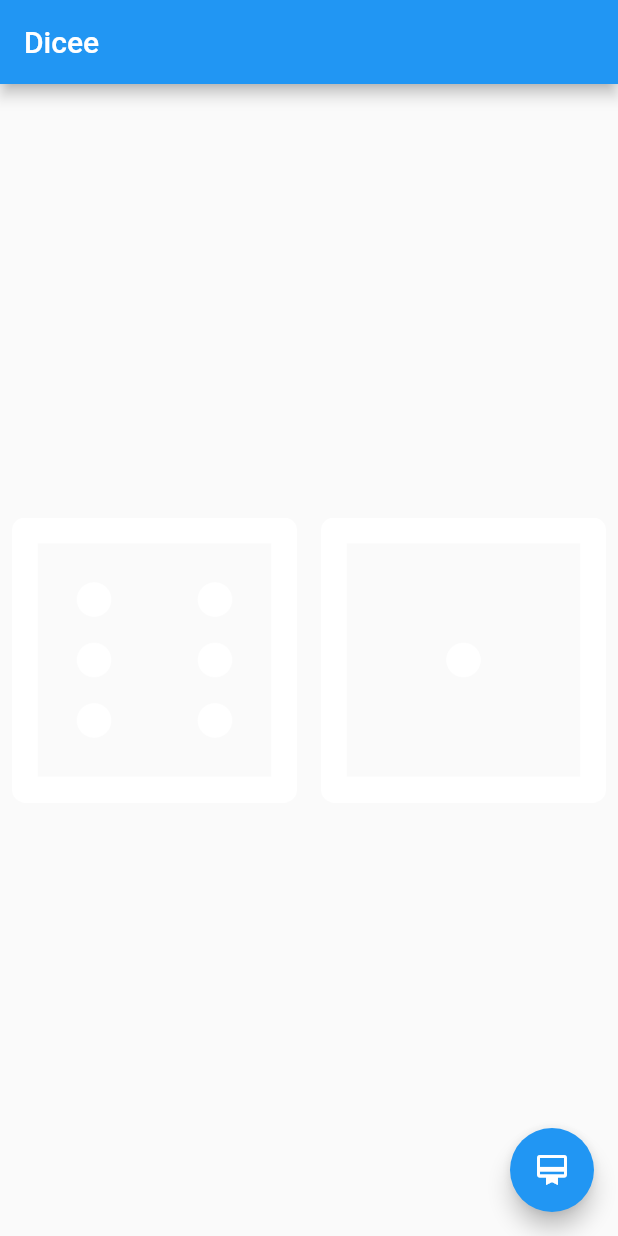
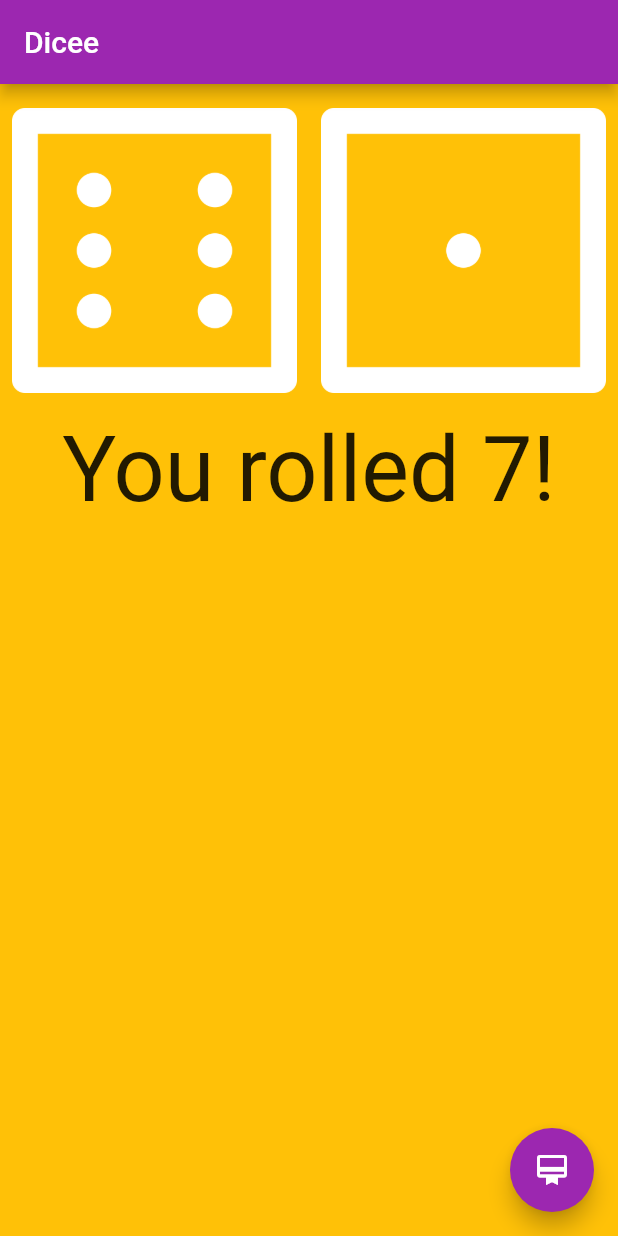
Before and after one commit to Luckey-Elijah/Dicee-Flutter, a Flutter app: the screen it shows after launch, on a phone screen of 412 x 824 dp. Run offline on Flutter 3.47's test engine with Material 2 defaults, Android fonts, the phone set to English and light mode, and no system bars.

Commit message:
Writes to screen the roll

```diff
--- a/lib/home_page.dart
+++ b/lib/home_page.dart
@@ -20,29 +20,41 @@ class _MyHomePageState extends State<MyHomePage> {
   @override
   Widget build(BuildContext context) {
     return Scaffold(
+      backgroundColor: Colors.amber,
       appBar: AppBar(
+        backgroundColor: Colors.purple,
         title: Text(widget.title),
       ),
       body: Center(
-        child: Row(
+        child: Column(
+          children: <Widget>[
+            Row(
               mainAxisAlignment: MainAxisAlignment.center,
               children: <Widget>[
                 Expanded(
                   child: Padding(
-                padding: const EdgeInsets.all(8.0),
+                    // padding: const EdgeInsets.all(8.0),
+                    padding: EdgeInsets.fromLTRB(8.0, 16.0, 8.0, 16.0),
                     child: Image.asset('images/dice$_leftDice.png'),
                   ),
                 ),
                 Expanded(
                   child: Padding(
-                padding: const EdgeInsets.all(8.0),
+                    padding: EdgeInsets.fromLTRB(8.0, 16.0, 8.0, 16.0),
                     child: Image.asset('images/dice$_rightDice.png'),
                   ),
                 ),
               ],
             ),
+            Text(
+              'You rolled ${_leftDice + _rightDice}!',
+              style: TextStyle(fontSize: 60.0),
+            ),
+          ],
+        ),
       ),
       floatingActionButton: FloatingActionButton(
+        backgroundColor: Colors.purple,
         onPressed: () {
           setState(() {
             _leftDice = _randomDiceValue(6);
```
Lines whose indentation alone changed are shown as unchanged.
